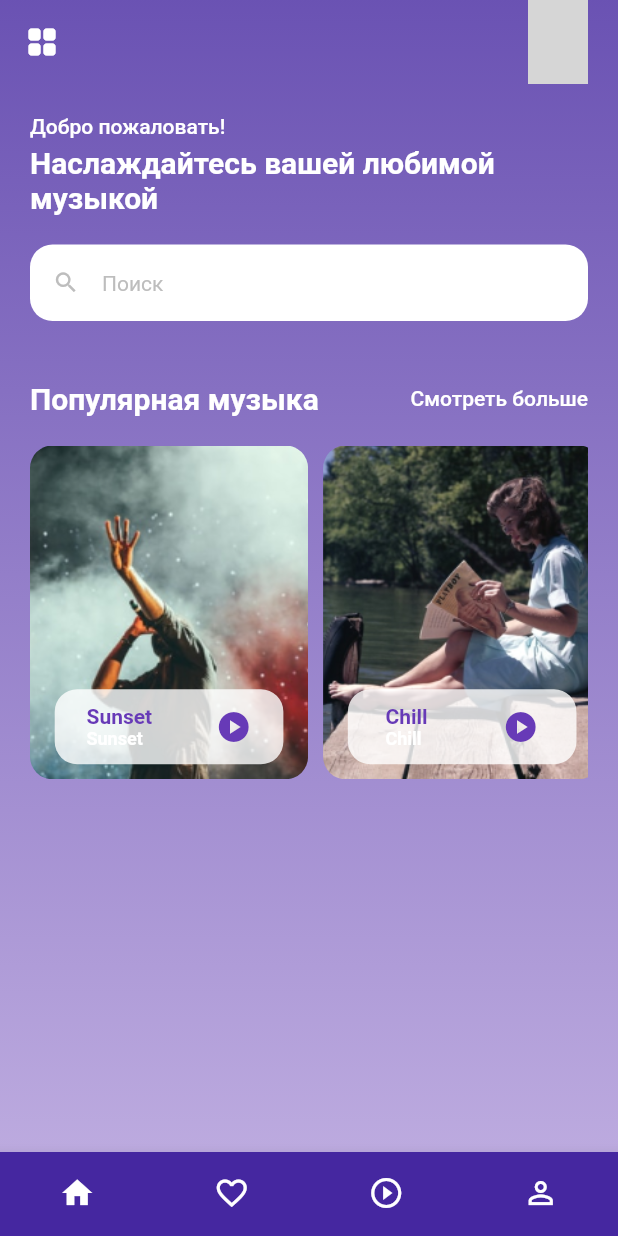
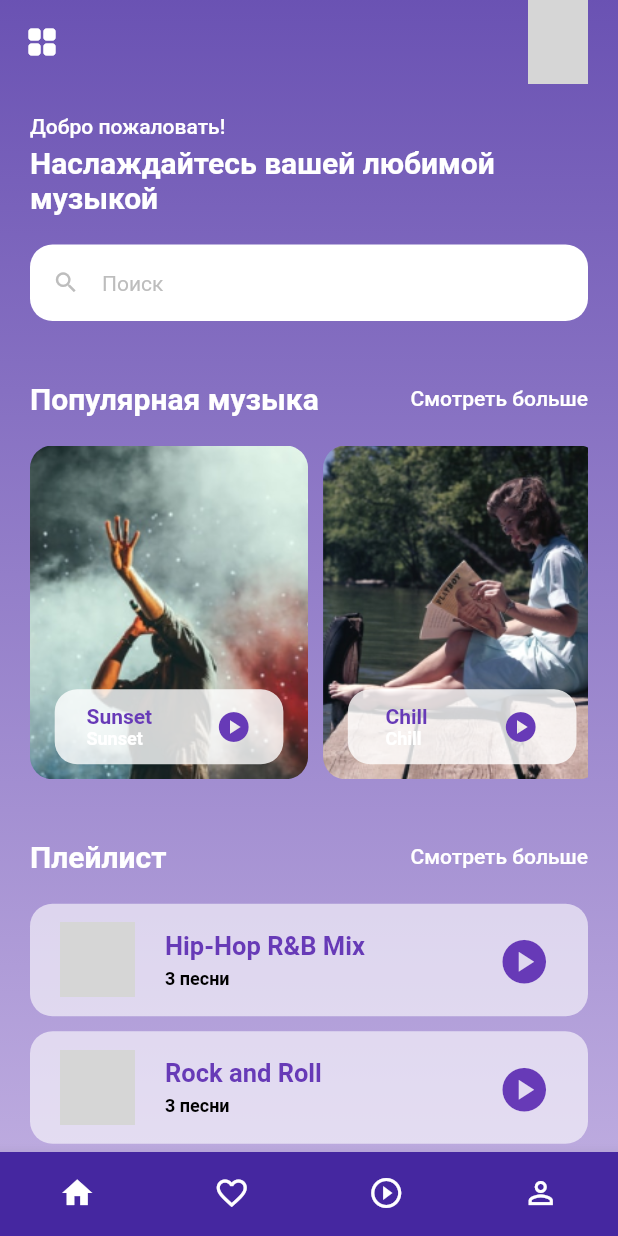
Before and after one commit to Gegerout/fluttermedia_player, a Flutter app: the screen it shows after launch, on a phone screen of 412 x 824 dp. Run offline on Flutter 3.47's test engine with Material 2 defaults, Android fonts, the light colour scheme and no system bars; our stand-ins replace get; missing offline and left inert: audio_session, just_audio_web; network calls fail; grey boxes are pictures that could not be loaded.

Commit message:
playlist update

```diff
--- /dev/null
+++ b/lib/models/playlist_model.dart
@@ -0,0 +1,15 @@
+import 'package:media_player/models/song_model.dart';
+
+class Playlist {
+  final String title;
+  final List<Song> songs;
+  final String imageUrl;
+
+  Playlist({required this.title, required this.songs, required this.imageUrl});
+
+  static List<Playlist> playlist = [
+    Playlist(title: "Hip-Hop R&B Mix", songs: Song.songs, imageUrl: "https://mir-s3-cdn-cf.behance.net/project_modules/1400/dbf22592780385.5e543538a0810.jpg"),
+    Playlist(title: "Rock and Roll", songs: Song.songs, imageUrl: "https://sun6-22.userapi.com/s/v1/if1/vfIqJT3wvky1FCNEFmwjpbX3N6O6agirHsALNADT6tNFehOinaTKLTQ87wp6etmT3KlMnkY5.jpg?size=1793x1793&quality=96&crop=63,63,1793,1793&ava=1"),
+    Playlist(title: "Techno", songs: Song.songs, imageUrl: "https://sun6-21.userapi.com/s/v1/ig2/wYXi3L4XimvMZSRbjqLVQESsyM-uI0jC08He0Jn6y2gq2SEyeEwEp7yEkDnTck8su1lHtiiy7hjiuNHYGYIQcovc.jpg?size=2017x2017&quality=96&crop=71,71,2017,2017&ava=1")
+  ];
+}
--- a/lib/screens/home_screen.dart
+++ b/lib/screens/home_screen.dart
@@ -1,7 +1,7 @@
 import 'package:flutter/material.dart';
+import 'package:media_player/models/playlist_model.dart';
 import 'package:media_player/models/song_model.dart';
-import 'package:media_player/widgets/section_header.dart';
-import 'package:media_player/widgets/song_card.dart';
+import 'package:media_player/widgets/widget.dart';
 
 class HomeScreen extends StatelessWidget {
   const HomeScreen({Key? key}) : super(key: key);
@@ -9,6 +9,7 @@ class HomeScreen extends StatelessWidget {
   @override
   Widget build(BuildContext context) {
     List<Song> songs = Song.songs;
+    List<Playlist> playlist = Playlist.playlist;
 
     return Container(
       decoration: BoxDecoration(
@@ -29,7 +30,25 @@ class HomeScreen extends StatelessWidget {
           child: Column(
             children: [
               const _DiscoverMusic(),
-              _TrendingMusic(songs: songs)
+              _TrendingMusic(songs: songs),
+              Padding(
+                padding: const EdgeInsets.all(20.0),
+                child: Column(
+                  children: [
+                    const SectionHeader(title: "Плейлист"),
+                    ListView.builder(
+                      itemCount: playlist.length,
+                        padding: const EdgeInsets.only(top: 20),
+                        physics: const NeverScrollableScrollPhysics(),
+                        shrinkWrap: true,
+                        itemBuilder: ((context, index) {
+                          return PlaylistCard(playlist: playlist[index]);
+                    }
+                    )
+              )
+                  ],
+                ),
+              )
             ],
           )
         ),
--- /dev/null
+++ b/lib/widgets/playlist_card.dart
@@ -0,0 +1,62 @@
+import 'package:flutter/material.dart';
+import 'package:get/get.dart';
+import 'package:media_player/models/playlist_model.dart';
+
+class PlaylistCard extends StatelessWidget {
+  const PlaylistCard({
+    Key? key,
+    required this.playlist,
+  }) : super(key: key);
+
+  final Playlist playlist;
+
+  @override
+  Widget build(BuildContext context) {
+    return InkWell(
+      onTap: () {
+        Get.toNamed("/playlist", arguments: playlist);
+      },
+      child: Container(
+        height: 75,
+        margin: const EdgeInsets.only(bottom: 10),
+        padding: const EdgeInsets.symmetric(horizontal: 20),
+        decoration: BoxDecoration(
+          color: Colors.white.withOpacity(0.6),
+          borderRadius: BorderRadius.circular(15)
+        ),
+        child: Row(
+          mainAxisAlignment: MainAxisAlignment.spaceAround,
+          children: [
+            ClipRRect(
+                borderRadius: BorderRadius.circular(15),
+                child: Image.network(
+                  playlist.imageUrl,
+                  height: 50,
+                  width: 50,
+                  fit: BoxFit.cover,)
+            ),
+            const SizedBox(width: 20,),
+            Expanded(
+              child: Column(
+                crossAxisAlignment: CrossAxisAlignment.start,
+                mainAxisAlignment: MainAxisAlignment.center,
+                children: [
+                  Text(
+                    playlist.title,
+                    style: Theme.of(context).textTheme.bodyLarge!.copyWith(fontWeight: FontWeight.bold, color: Colors.deepPurple, fontSize: 17),
+                  ),
+                  const SizedBox(height: 5,),
+                  Text(
+                    "${playlist.songs.length} песни",
+                    style: Theme.of(context).textTheme.bodyLarge!.copyWith(fontWeight: FontWeight.bold, color: Colors.black, fontSize: 12),
+                  )
+                ],
+              ),
+            ),
+            IconButton(onPressed: () {}, icon: const Icon(Icons.play_circle, size: 35,), color: Colors.deepPurple,)
+          ],
+        ),
+      ),
+    );
+  }
+}
--- /dev/null
+++ b/lib/widgets/widget.dart
@@ -0,0 +1,3 @@
+export 'section_header.dart';
+export 'song_card.dart';
+export 'playlist_card.dart';
```
Also changed, not shown: pubspec.lock.
